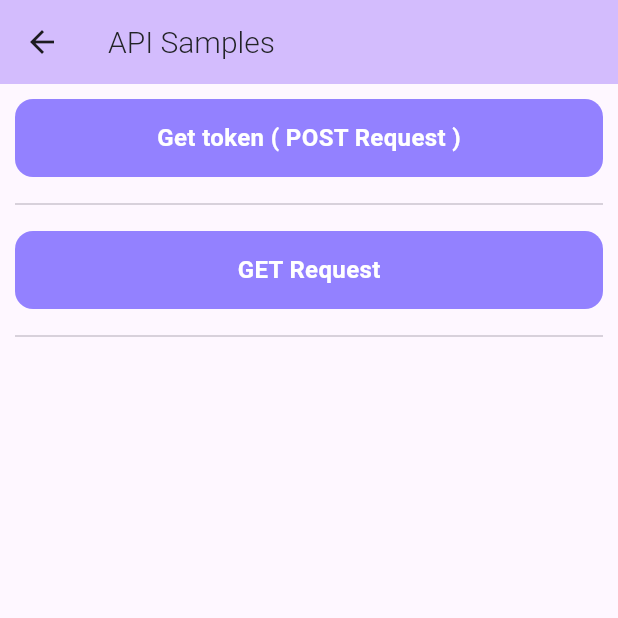
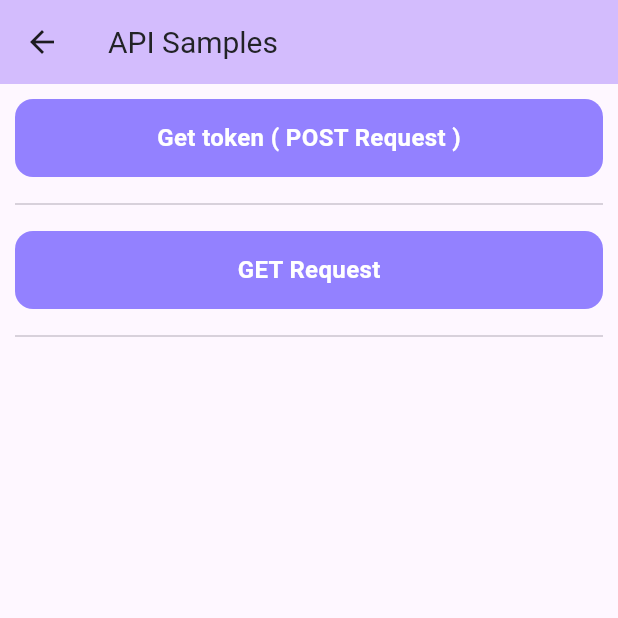
Before and after one commit to dawasim/universal_flutter_utils, a Flutter app: the APISampleCalls screen opened directly, on a phone screen of 412 x 824 dp, the top half of it. Run offline on Flutter 3.47's test engine with Material 3 defaults, Android fonts, the phone set to English and light mode, and no system bars; our stand-ins replace cached_network_image, chewie, convert, dio, file_picker, firebase_auth and 21 more; missing offline and left inert: audio_waveforms, encrypt, flutter_app_badge_control, flutter_login_facebook; accounts and stored records are empty.

Commit message:
Font width and Input box updated

```diff
--- a/lib/common/font_weight.dart
+++ b/lib/common/font_weight.dart
@@ -1,7 +1,7 @@
 /// [UFUFontWeight] is used to change the fontWeight of the text.
 enum UFUFontWeight {
   /// Default fontWeight is [UFUFontWeight.regular] is used to set fontWeight of a text widget
-  /// Set Font Weight 300
+  /// Set Font Weight 400
   regular,
 
   ///  [UFUFontWeight.medium] is used to set fontWeight of a text widget
@@ -9,6 +9,6 @@ enum UFUFontWeight {
   medium,
 
   ///  [UFUFontWeight.bold] is used to set fontWeight of a text widget
-  /// /// Set Font Weight 700
+  /// /// Set Font Weight 600
   bold,
 }
--- a/lib/common/text_helper.dart
+++ b/lib/common/text_helper.dart
@@ -66,13 +66,13 @@ class TextHelper {
   static FontWeight getFontWeight(UFUFontWeight fontWeight) {
     switch (fontWeight) {
       case UFUFontWeight.regular:
-        return FontWeight.w300;
+        return FontWeight.w400;
       case UFUFontWeight.medium:
         return FontWeight.w500;
       case UFUFontWeight.bold:
-        return FontWeight.w700;
+        return FontWeight.w600;
       default:
-        return FontWeight.w300;
+        return FontWeight.w400;
     }
   }
 
--- a/lib/utils/index.dart
+++ b/lib/utils/index.dart
@@ -35,6 +35,7 @@ class UFUtils {
   static String startDestination = "";
 
   static String fontFamily = "";
+  static bool isRtl = Directionality.of(Get.context!) == TextDirection.rtl;
   static Gradient buttonGradient = LinearGradient(colors: [AppTheme.themeColors.primary, AppTheme.themeColors.primary]);
 
   static GlobalKey<UFUConfirmationDialogState> ufuLoaderKey = GlobalKey<UFUConfirmationDialogState>();
--- a/lib/widgets/button/index.dart
+++ b/lib/widgets/button/index.dart
@@ -21,6 +21,7 @@ class UFUButton extends StatelessWidget {
     this.width,
     this.isFlat = true,
     this.buttonRadius = UFUButtonRadius.roundSquare,
+    this.radius,
     super.key,
   });
 
@@ -74,6 +75,8 @@ class UFUButton extends StatelessWidget {
   final bool isFlat;
 
   final UFUButtonRadius? buttonRadius;
+
+  final double? radius;
 
   /// Return textSize by using button size and default size is [UFUTextSize.heading3].
   UFUTextSize getTextSize(UFUButtonSize size) {
@@ -232,7 +235,7 @@ class UFUButton extends StatelessWidget {
         return 26.0;
 
       case UFUButtonSize.mediumWithIcon:
-        return 32.0;
+        return 38.0;
 
       case UFUButtonSize.smallIcon:
         return 26;
@@ -271,9 +274,9 @@ class UFUButton extends StatelessWidget {
       case UFUButtonRadius.circular:
         return 50;
       case UFUButtonRadius.roundSquare:
-        return 12;
+        return radius ?? 12;
       default:
-        return 12;
+        return radius ?? 12;
     }
   }
 
--- a/lib/widgets/icon/index.dart
+++ b/lib/widgets/icon/index.dart
@@ -7,14 +7,15 @@ class UFUIcon extends StatelessWidget {
       super.key,
       this.size,
       this.color,
-      this.textDirection
+      this.textDirection,
+      this.weight,
     });
 
  final IconData icon;
  final double? size;
  final Color? color;
  final TextDirection? textDirection;
-
+ final double? weight;
 
   @override
   Widget build(BuildContext context) {
@@ -23,6 +24,7 @@ class UFUIcon extends StatelessWidget {
       size: size,
       color: color,
       textDirection: textDirection,
+      weight: weight,
     );
   }
 }
```
Also changed, not shown: lib/widgets/input_box/index.dart (+16 -5 lines), lib/widgets/svg_image/index.dart (+15 -7 lines).
